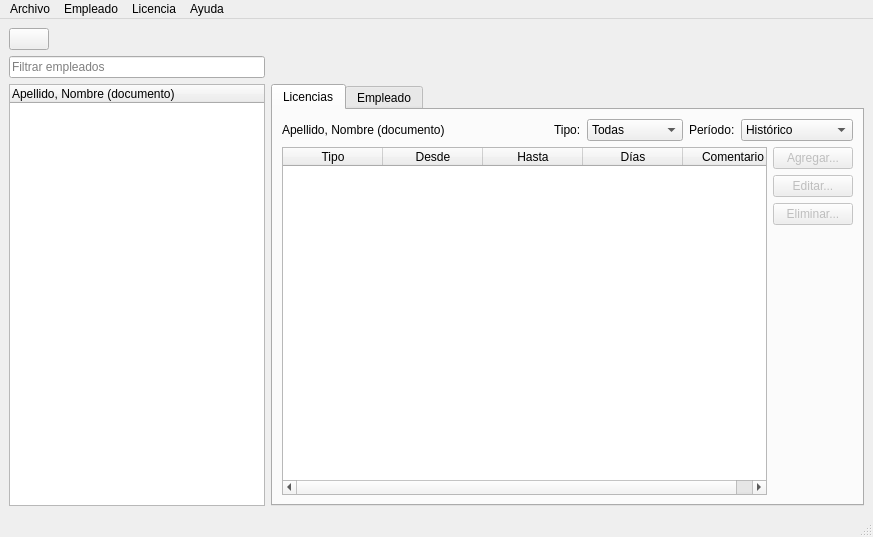
This is v/ui_principal.ui in yo-alan/personal as Qt 5 draws it before an edit. The edited form follows.
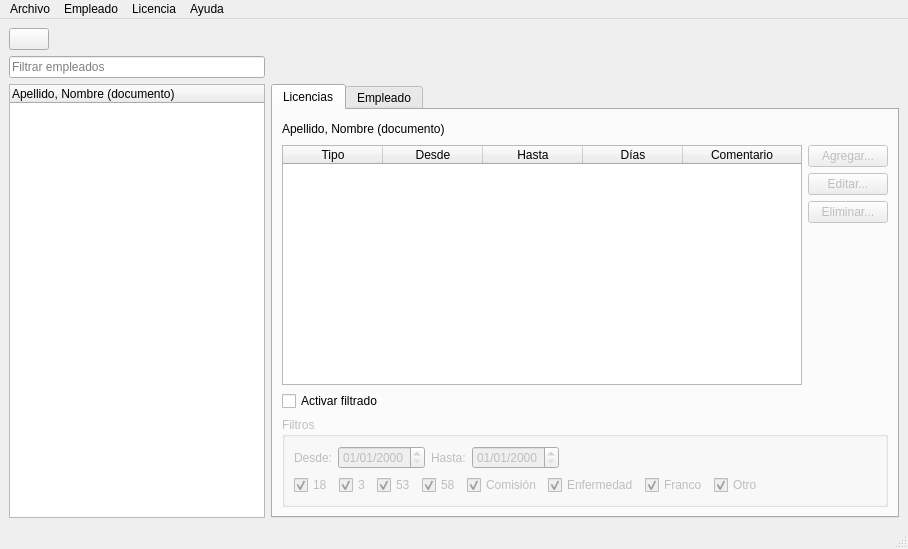
This is the edited form. Icons and pictures are not drawn.

Commit message: Comienzo la mejora del filtrado de licencias en la ventana principal, de acuerdo al issue #6.

Diff of the .ui file:
```diff
--- a/v/ui_principal.ui
+++ b/v/ui_principal.ui
@@ -6,8 +6,8 @@
    <rect>
     <x>0</x>
     <y>0</y>
-    <width>873</width>
-    <height>537</height>
+    <width>908</width>
+    <height>549</height>
    </rect>
   </property>
   <property name="windowTitle">
@@ -278,94 +278,168 @@
               </property>
              </spacer>
             </item>
+           </layout>
+          </item>
+          <item row="6" column="0">
+           <widget class="QGroupBox" name="groupBox">
+            <property name="enabled">
+             <bool>false</bool>
+            </property>
+            <property name="title">
+             <string>Filtros</string>
+            </property>
+            <layout class="QVBoxLayout" name="verticalLayout_5">
             <item>
-             <widget class="QLabel" name="lblTipoLicencia">
+              <layout class="QHBoxLayout" name="horizontalLayout_9">
+               <item>
+                <widget class="QLabel" name="lblDesde">
               <property name="text">
-               <string>Tipo:</string>
+                  <string>Desde:</string>
               </property>
              </widget>
             </item>
             <item>
-             <widget class="QComboBox" name="cmbTipoLicencia">
+                <widget class="QDateEdit" name="deDesde">
+                 <property name="displayFormat">
+                  <string>dd/MM/yyyy</string>
+                 </property>
+                </widget>
+               </item>
               <item>
+                <widget class="QLabel" name="lblHasta">
                <property name="text">
-                <string>Todas</string>
-               </property>
+                  <string>Hasta:</string>
+                 </property>
+                </widget>
               </item>
               <item>
+                <widget class="QDateEdit" name="deHasta">
+                 <property name="displayFormat">
+                  <string>dd/MM/yyyy</string>
+                 </property>
+                </widget>
+               </item>
+               <item>
+                <spacer name="horizontalSpacer_6">
+                 <property name="orientation">
+                  <enum>Qt::Horizontal</enum>
+                 </property>
+                 <property name="sizeHint" stdset="0">
+                  <size>
+                   <width>40</width>
+                   <height>20</height>
+                  </size>
+                 </property>
+                </spacer>
+               </item>
+              </layout>
+             </item>
+             <item>
+              <layout class="QHBoxLayout" name="horizontalLayout_10">
+               <item>
+                <widget class="QCheckBox" name="cb18">
                <property name="text">
                 <string>18</string>
                </property>
+                 <property name="checked">
+                  <bool>true</bool>
+                 </property>
+                </widget>
               </item>
               <item>
+                <widget class="QCheckBox" name="cb3">
                <property name="text">
                 <string>3</string>
                </property>
+                 <property name="checked">
+                  <bool>true</bool>
+                 </property>
+                </widget>
               </item>
               <item>
+                <widget class="QCheckBox" name="cb53">
                <property name="text">
                 <string>53</string>
                </property>
+                 <property name="checked">
+                  <bool>true</bool>
+                 </property>
+                </widget>
               </item>
               <item>
+                <widget class="QCheckBox" name="cb58">
                <property name="text">
                 <string>58</string>
                </property>
+                 <property name="checked">
+                  <bool>true</bool>
+                 </property>
+                </widget>
               </item>
               <item>
+                <widget class="QCheckBox" name="cbComision">
                <property name="text">
                 <string>Comisión</string>
                </property>
+                 <property name="checked">
+                  <bool>true</bool>
+                 </property>
+                </widget>
               </item>
               <item>
+                <widget class="QCheckBox" name="cbEnfermedad">
                <property name="text">
                 <string>Enfermedad</string>
                </property>
+                 <property name="checked">
+                  <bool>true</bool>
+                 </property>
+                </widget>
               </item>
               <item>
+                <widget class="QCheckBox" name="cbFranco">
                <property name="text">
                 <string>Franco</string>
                </property>
+                 <property name="checked">
+                  <bool>true</bool>
+                 </property>
+                </widget>
               </item>
               <item>
+                <widget class="QCheckBox" name="cbOtro">
                <property name="text">
                 <string>Otro</string>
                </property>
-              </item>
-             </widget>
-            </item>
-            <item>
-             <widget class="QLabel" name="lblPeriodo">
-              <property name="text">
-               <string>Período:</string>
+                 <property name="checked">
+                  <bool>true</bool>
               </property>
              </widget>
             </item>
             <item>
-             <widget class="QComboBox" name="cmbPeriodo">
-              <item>
-               <property name="text">
-                <string>Histórico</string>
-               </property>
-              </item>
-              <item>
-               <property name="text">
-                <string>Última semana</string>
-               </property>
-              </item>
-              <item>
-               <property name="text">
-                <string>Último mes</string>
-               </property>
-              </item>
-              <item>
+                <spacer name="horizontalSpacer_7">
+                 <property name="orientation">
+                  <enum>Qt::Horizontal</enum>
+                 </property>
+                 <property name="sizeHint" stdset="0">
+                  <size>
+                   <width>40</width>
+                   <height>20</height>
+                  </size>
+                 </property>
+                </spacer>
+               </item>
+              </layout>
+             </item>
+            </layout>
+           </widget>
+          </item>
+          <item row="5" column="0">
+           <widget class="QCheckBox" name="cbActivarFiltrado">
                <property name="text">
-                <string>Último año</string>
-               </property>
-              </item>
-             </widget>
-            </item>
-           </layout>
+             <string>Activar filtrado</string>
+            </property>
+           </widget>
           </item>
          </layout>
         </widget>
@@ -703,7 +777,7 @@
     <rect>
      <x>0</x>
      <y>0</y>
-     <width>873</width>
+     <width>908</width>
      <height>23</height>
     </rect>
    </property>
```
Lines whose indentation alone changed are shown as unchanged. The commit also changes 10 other files.
